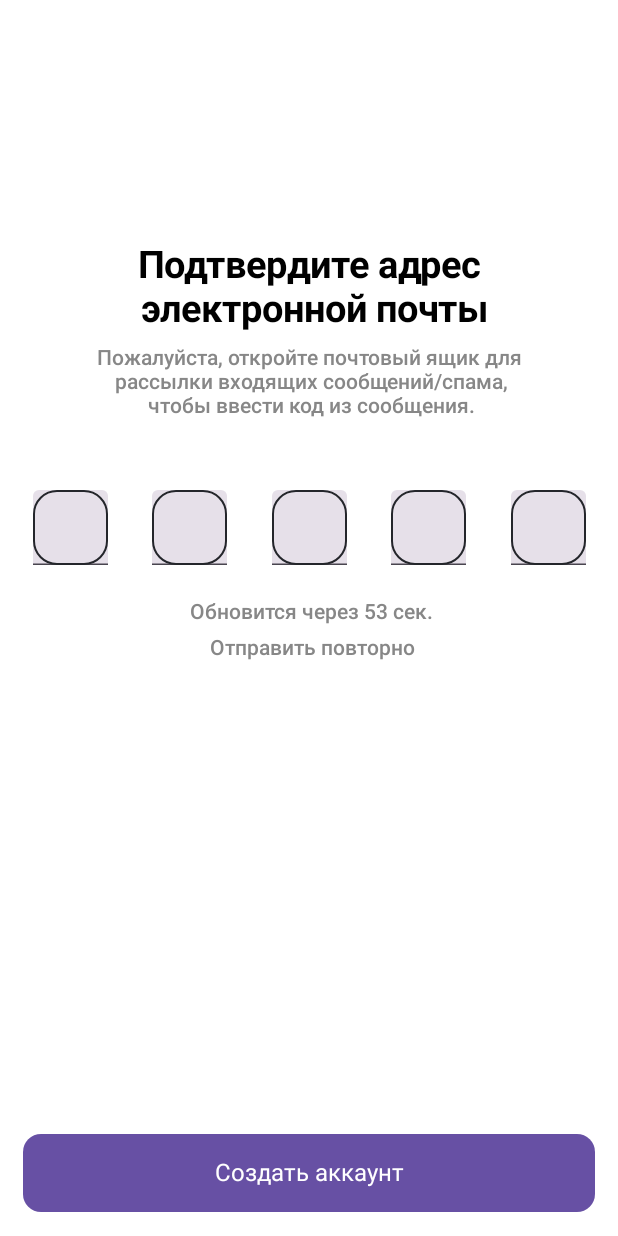
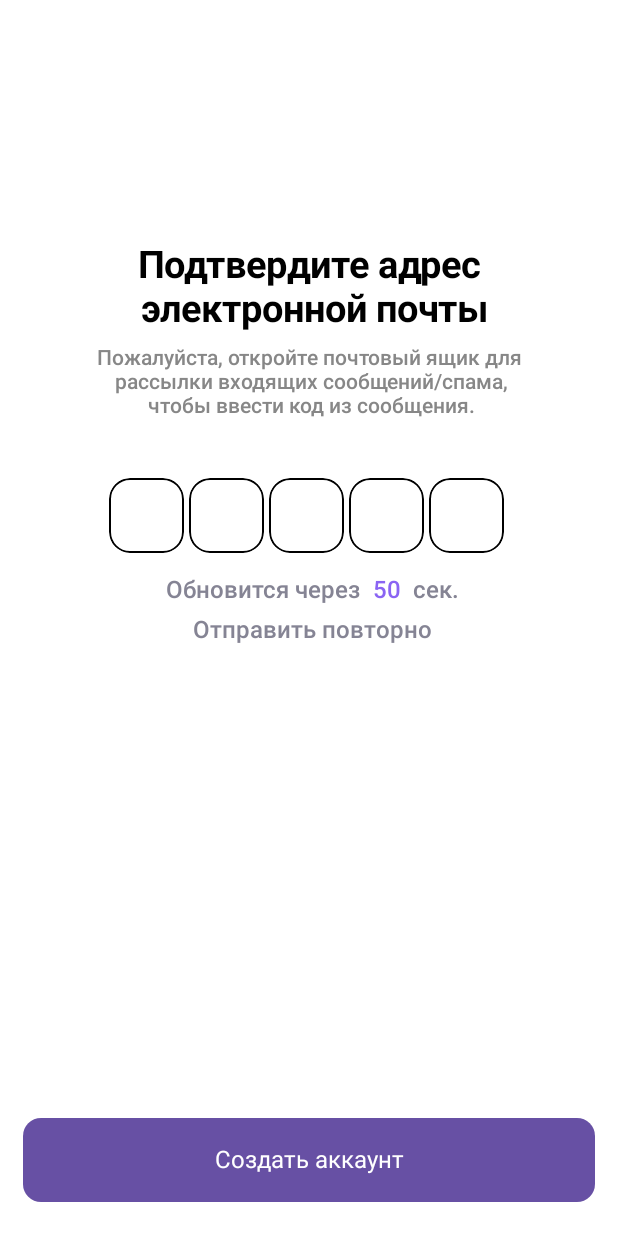
Before and after one commit to vorahkaz0namor/MyFitness, an Android app built with Jetpack Compose: the @Preview function VerifyScreenPreview, on a phone screen of 412 x 824 dp. Run offline under Robolectric (Android 15) with nearby library versions, the phone set to English and light mode, and no system bars.

```diff
--- a/app/src/main/java/com/resonance/myfitness/ui/auth/AuthScreens.kt
+++ b/app/src/main/java/com/resonance/myfitness/ui/auth/AuthScreens.kt
@@ -17,6 +17,7 @@ import androidx.compose.foundation.layout.padding
 import androidx.compose.foundation.layout.size
 import androidx.compose.foundation.layout.width
 import androidx.compose.foundation.shape.RoundedCornerShape
+import androidx.compose.foundation.text.KeyboardOptions
 import androidx.compose.material3.Button
 import androidx.compose.material3.Checkbox
 import androidx.compose.material3.ExperimentalMaterial3Api
@@ -35,6 +36,7 @@ import androidx.compose.ui.graphics.Color
 import androidx.compose.ui.res.painterResource
 import androidx.compose.ui.text.TextStyle
 import androidx.compose.ui.text.font.FontWeight
+import androidx.compose.ui.text.input.KeyboardType
 import androidx.compose.ui.text.input.TextFieldValue
 import androidx.compose.ui.text.style.TextAlign
 import androidx.compose.ui.text.style.TextDecoration
@@ -132,7 +134,8 @@ fun LoginScreen(login: (LoginRequest) -> Unit) {
                                 focusedBorderColor = Color.Transparent,
                                 unfocusedBorderColor = Color.Transparent,
                                 disabledBorderColor = Color.Transparent
-                            )
+                            ),
+                            keyboardOptions = KeyboardOptions.Default.copy(keyboardType = KeyboardType.Email)
                         )
                     }
 
--- a/app/src/main/java/com/resonance/myfitness/ui/auth/VerifyScreen.kt
+++ b/app/src/main/java/com/resonance/myfitness/ui/auth/VerifyScreen.kt
@@ -1,8 +1,5 @@
 package com.resonance.myfitness.ui.auth
 
-import androidx.compose.foundation.BorderStroke
-import androidx.compose.foundation.Image
-import androidx.compose.foundation.background
 import androidx.compose.foundation.border
 import androidx.compose.foundation.layout.Arrangement
 import androidx.compose.foundation.layout.Box
@@ -17,14 +14,13 @@ import androidx.compose.foundation.layout.padding
 import androidx.compose.foundation.layout.size
 import androidx.compose.foundation.layout.width
 import androidx.compose.foundation.shape.RoundedCornerShape
+import androidx.compose.foundation.text.BasicTextField
+import androidx.compose.foundation.text.KeyboardOptions
 import androidx.compose.material3.Button
-import androidx.compose.material3.Checkbox
-import androidx.compose.material3.ExperimentalMaterial3Api
-import androidx.compose.material3.OutlinedTextField
 import androidx.compose.material3.Text
-import androidx.compose.material3.TextField
-import androidx.compose.material3.TextFieldDefaults
 import androidx.compose.runtime.Composable
+import androidx.compose.runtime.DisposableEffect
+import androidx.compose.runtime.MutableState
 import androidx.compose.runtime.getValue
 import androidx.compose.runtime.mutableStateOf
 import androidx.compose.runtime.remember
@@ -32,46 +28,38 @@ import androidx.compose.runtime.setValue
 import androidx.compose.ui.Alignment
 import androidx.compose.ui.Modifier
 import androidx.compose.ui.draw.clip
+import androidx.compose.ui.draw.clipToBounds
 import androidx.compose.ui.graphics.Color
-import androidx.compose.ui.res.painterResource
 import androidx.compose.ui.text.TextStyle
 import androidx.compose.ui.text.font.FontWeight
+import androidx.compose.ui.text.input.KeyboardType
 import androidx.compose.ui.text.input.TextFieldValue
 import androidx.compose.ui.text.style.TextAlign
-import androidx.compose.ui.text.style.TextDecoration
 import androidx.compose.ui.tooling.preview.Preview
 import androidx.compose.ui.unit.dp
 import androidx.compose.ui.unit.sp
-import com.resonance.data.model.LoginRequest
-import com.resonance.myfitness.R
 import com.resonance.resources.ConfirmTheEmailAddress
 import com.resonance.resources.CreateAnAccount
-import com.resonance.resources.Email
 import com.resonance.resources.ItWillBeUpdated
-import com.resonance.resources.LogInAnonymously
-import com.resonance.resources.LoginScreenAdditionalCaption
-import com.resonance.resources.LoginScreenMainCaption
-import com.resonance.resources.Next
 import com.resonance.resources.PleaseOpenTheMailbox
-import com.resonance.resources.PrivacyPolicy
-import com.resonance.resources.PrivacyPolicySecond
 import com.resonance.resources.Resend
-import com.resonance.resources.TextBorderStroke
+import com.resonance.resources.Seconds
+import com.resonance.resources.TextButtonColor
 import com.resonance.resources.TextColorGray
-import com.resonance.resources.TextOutlinedTextField
-import com.resonance.resources.TextPrivacyPolicy
+import com.resonance.resources.TextColorViolet
+import kotlin.concurrent.fixedRateTimer
 
 @Preview(showBackground = true)
 @Composable
 fun VerifyScreenPreview() {
-    VerifyScreen(login = {})
+    VerifyScreen()
 
 }
 
 
 @Composable
-fun VerifyScreen(login: (LoginRequest) -> Unit) {
-    var emailText by remember { mutableStateOf(TextFieldValue()) }
+fun VerifyScreen() {
+    val textStates = remember { List(5) { mutableStateOf(TextFieldValue()) } }
     Column(
         modifier = Modifier.fillMaxSize()
     ) {
@@ -101,12 +89,18 @@ fun VerifyScreen(login: (LoginRequest) -> Unit) {
                     textAlign = TextAlign.Center,
                 )
                 Spacer(modifier = Modifier.height(40.dp))
-                Box(
-                    contentAlignment = Alignment.Center
+
+                Row(
+                    horizontalArrangement = Arrangement.Center,
+                    verticalAlignment = Alignment.CenterVertically,
+                    modifier = Modifier.fillMaxWidth()
                 ) {
-                    // сюда рисуем квадраты
-                    SquareWithNumberInput()
+                    MultipleBasicTextFields(textStates) { index, newTextFieldValue ->
+                        textStates[index].value = newTextFieldValue
+                    }
                 }
+
+
 
                 Spacer(modifier = Modifier.height(15.dp))
 
@@ -124,27 +118,21 @@ fun VerifyScreen(login: (LoginRequest) -> Unit) {
                         horizontalArrangement = Arrangement.spacedBy(8.dp),
                         verticalAlignment = Alignment.CenterVertically
                     ) {
-                        Text(
-                            text = ItWillBeUpdated,
-                            fontSize = 14.sp,
-                            fontWeight = FontWeight.Medium,
-                            color = TextColorGray,
-                            textAlign = TextAlign.Center,
-                        )
+                        CounterText()
                     }
 
 
 
-                Row(
+                    Row(
                         modifier = Modifier,
                         horizontalArrangement = Arrangement.spacedBy(8.dp),
                         verticalAlignment = Alignment.CenterVertically
                     ) {
                         Text(
                             text = Resend,
-                            fontSize = 14.sp,
+                            fontSize = 16.sp,
                             fontWeight = FontWeight.Medium,
-                            color = TextColorGray,
+                            color = TextButtonColor,
                             textAlign = TextAlign.Center,
                         )
                     }
@@ -182,33 +170,81 @@ fun VerifyScreen(login: (LoginRequest) -> Unit) {
 }
 
 
-@OptIn(ExperimentalMaterial3Api::class)
 @Composable
-fun SquareWithNumberInput() {
-    var numbers by remember { mutableStateOf(List(5) { "" }) }
+fun MultipleBasicTextFields(
+    textStates: List<MutableState<TextFieldValue>>,
+    onValueChange: (Int, TextFieldValue) -> Unit
+) {
+    textStates.forEachIndexed { index, state ->
+        Box(
+            modifier = Modifier
+                .size(50.dp)
+                .clip(shape = RoundedCornerShape(size = 14.dp))
+                .clipToBounds()
+                .border(1.dp, Color.Black, RoundedCornerShape(size = 14.dp)),
+            contentAlignment = Alignment.Center
+        ) {
+            BasicTextField(
+                value = state.value,
+                onValueChange = { onValueChange(index, TextFieldValue(it.text.take(1))) },
+                textStyle = TextStyle(
+                    color = Color.Black,
+                    textAlign = TextAlign.Center,
+                    fontSize = 20.sp
+                ),
+                modifier = Modifier.padding(8.dp),
+                singleLine = true,
+                keyboardOptions = KeyboardOptions.Default.copy(keyboardType = KeyboardType.Number)
+            )
+        }
+        Spacer(modifier = Modifier.width(3.dp))
+    }
+}
+
+@Composable
+fun CounterText() {
+    var count by remember { mutableStateOf(53) }
+
+    DisposableEffect(Unit) {
+        val timer = fixedRateTimer(period = 1000) {
+            count--
+            if (count == 0) {
+                cancel()
+            }
+        }
+
+        onDispose {
+            timer.cancel()
+        }
+    }
 
     Row(
-        modifier = Modifier.fillMaxWidth(),
-        verticalAlignment = Alignment.CenterVertically,
-        horizontalArrangement = Arrangement.SpaceEvenly
+        modifier = Modifier,
+        horizontalArrangement = Arrangement.spacedBy(8.dp),
+        verticalAlignment = Alignment.CenterVertically
     ) {
-        for (i in 0 until 5) {
-            TextField(
-                value = numbers[i],
-                onValueChange = { newValue ->
-                    numbers = numbers.toMutableList().also { it[i] = newValue }
-                },
-                modifier = Modifier
-                    .background(Color.White)
-                    .padding(8.dp)
-                    .size(50.dp)
-                    .border(
-                        BorderStroke(1.dp, TextPrivacyPolicy),
-                        shape = RoundedCornerShape(16.dp)
-                    ),
-                textStyle = TextStyle(color = Color.Black),
-                placeholder = { Text("") }
-            )
-        }
+        Text(
+            text = ItWillBeUpdated,
+            fontSize = 16.sp,
+            fontWeight = FontWeight.Medium,
+            color = TextButtonColor,
+            textAlign = TextAlign.Center,
+        )
+
+        Text(
+            text = count.toString(),
+            fontSize = 16.sp,
+            fontWeight = FontWeight.Medium,
+            color = TextColorViolet,
+            textAlign = TextAlign.Center,
+        )
+
+        Text(
+            text = Seconds,
+            fontSize = 16.sp,
+            fontWeight = FontWeight.Medium,
+            color = TextButtonColor,
+            textAlign = TextAlign.Center,
+        )
     }
 }
--- a/resources/src/main/java/com/resonance/resources/Strings.kt
+++ b/resources/src/main/java/com/resonance/resources/Strings.kt
@@ -25,6 +25,7 @@ const val Email = "Email"
 const val Next = "Далее"
 const val LogInAnonymously = "Войти анонимно"
 const val CreateAnAccount = "Создать аккаунт"
-const val ItWillBeUpdated = " Обновится через 53 сек."
+const val ItWillBeUpdated = " Обновится через"
+const val Seconds = "сек."
 const val Resend = " Отправить повторно"
 const val PleaseOpenTheMailbox = "Пожалуйста, откройте почтовый ящик для\n рассылки входящих сообщений/спама,\n чтобы ввести код из сообщения."
```
